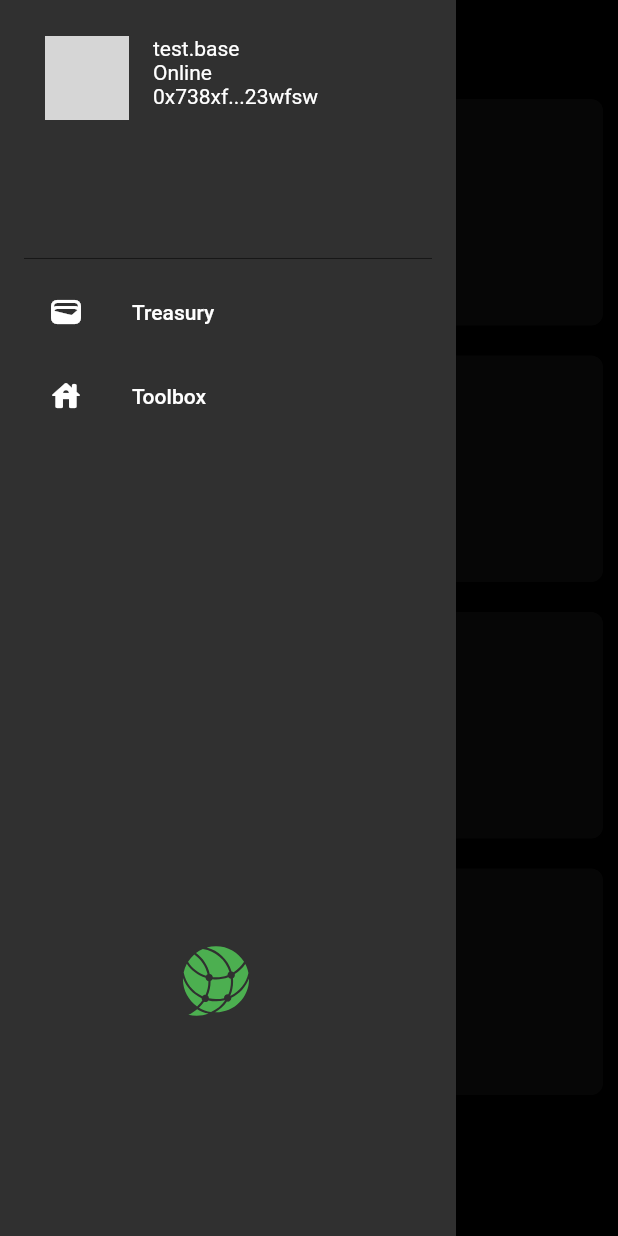
After one commit to Base-Technology/Base-mobile, a Flutter app: the DaoMain screen opened directly, with the side drawer open, on a phone screen of 412 x 824 dp. The commit adds this screen. Run offline on Flutter 3.47's test engine with Material 2 defaults, Android fonts, the phone set to English and light mode, and no system bars; our stand-ins replace flutter_svg, font_awesome_flutter, persistent_bottom_nav_bar_v2, qr_flutter; missing offline and left inert: clipboard, flutter_barcode_scanner, k_chart, sticky_grouped_list; network calls fail; Roboto replaces fonts that are missing (Karla); grey boxes are pictures that could not be loaded.

Commit message:
feat: DAO page with card, treasury to be added

```diff
--- a/lib/Chat/chat_page.dart
+++ b/lib/Chat/chat_page.dart
@@ -60,7 +60,7 @@
         backgroundColor: themeProvider.isDarkMode ? Colors.black : Colors.white,
         actions: <Widget>[
           Builder(builder: (context) =>IconButton(
-              icon: new Icon(Icons.search),
+              icon: Icon(Icons.search),
               tooltip: 'Add Alarm',
               onPressed: () {
                 Scaffold.of(context).openDrawer();
--- /dev/null
+++ b/lib/DAO/daomain.dart
@@ -0,0 +1,44 @@
+import 'package:acy_ipay/DAO/model/dao_card.dart';
+import 'package:acy_ipay/DAO/model/dao_drawer.dart';
+import 'package:acy_ipay/Homepage/NavigationDrawer.dart';
+
+import '../widget/CustomText.dart';
+import 'package:flutter/material.dart';
+import 'package:provider/provider.dart';
+import '../theme_provider.dart';
+
+class DaoMain extends StatelessWidget {
+  const DaoMain({Key? key}) : super(key: key);
+
+  @override
+  Widget build(BuildContext context) {
+    final themeProvider = Provider.of<ThemeProvider>(context);
+    return Scaffold(
+      drawer: const DaoDrawer(),
+      backgroundColor: themeProvider.isDarkMode ? Colors.black : Colors.white,
+      appBar: AppBar(
+        leading: Builder(
+          builder: (BuildContext context) {
+            return IconButton(
+              icon: const Icon(Icons.arrow_back),
+              onPressed: () { Navigator.pop(context); },
+
+            );
+          },
+        ),
+        backgroundColor: themeProvider.isDarkMode ? Colors.black : Colors.white,
+        title: CustomText("Discover DAO"),
+      ),
+      body: SingleChildScrollView(
+        child: Column(
+          children: [
+            DaoCard(),
+            DaoCard(),
+            DaoCard(),
+            DaoCard(),
+          ],
+        )
+      )
+    );
+  }
+}
--- /dev/null
+++ b/lib/DAO/model/dao_card.dart
@@ -0,0 +1,66 @@
+import 'package:acy_ipay/widget/CustomText.dart';
+import 'package:flutter/material.dart';
+
+class DaoCard extends StatelessWidget {
+  const DaoCard({Key? key}) : super(key: key);
+
+  @override
+  Widget build(BuildContext context) {
+    return Container(
+      decoration: BoxDecoration(
+        color: Color(0xFF0E0E0E),
+        borderRadius: BorderRadius.circular(8)
+      ),
+      padding: const EdgeInsets.all(18),
+      margin: const EdgeInsets.all(10),
+      child: Column(
+        children: [
+          Row(
+            children: [
+              CircleAvatar(
+                backgroundColor: Colors.white,
+              ),
+              SizedBox(width: 15),
+              CustomText(
+                "MetaCartel Ventures",
+                fontSize: 18,
+                fontWeight: FontWeight.w400,
+              )
+            ],
+          ),
+          SizedBox(height: 8),
+          Row(
+            children: [
+            CustomText("\$9,032,305.41", fontSize: 16, fontWeight: FontWeight.w400,),
+          ],),
+          SizedBox(height: 5),
+          Row(
+            children: [
+              CustomText("74 Members", textColor: Color(0xFFE38522), fontSize: 14,),
+              SizedBox(width: 10),
+              CustomText(" | ", textColor: Color(0xFFE38522), fontSize: 14,),
+              SizedBox(width: 10),
+              CustomText("2 Tokens", textColor: Color(0xFFE38522), fontSize: 14,)
+            ],
+          ),
+          SizedBox(height: 5),
+          Row(
+            children: [
+              Container(
+                decoration: BoxDecoration(
+                  border: Border.all(color: Color(0xFFE38522))
+                ),
+                child: Padding(
+                  padding: const EdgeInsets.all(3.0),
+                  child: CustomText("VENTURES", textColor: Color(0xFFE38522), fontSize: 12,),
+                )
+              ),
+              SizedBox(width: 10),
+              CustomText("MAINNET", textColor: Color(0xFFE38522), fontSize: 12,)
+            ],
+          ),
+        ],
+      ),
+    );
+  }
+}
--- /dev/null
+++ b/lib/DAO/model/dao_drawer.dart
@@ -0,0 +1,84 @@
+import 'package:acy_ipay/Chat/chat_main.dart';
+import 'package:acy_ipay/DAO/daomain.dart';
+import 'package:acy_ipay/Homepage/main_page.dart';
+import 'package:acy_ipay/Settings/settings_main.dart';
+import 'package:flutter/material.dart';
+import 'package:persistent_bottom_nav_bar_v2/persistent-tab-view.dart';
+
+class DaoDrawer extends StatelessWidget {
+  const DaoDrawer({Key? key}) : super(key: key);
+
+  @override
+  Widget build(BuildContext context) {
+    Widget buildHeader(BuildContext context) => Material(
+      // color: Colors.blue.shade700,
+      child: Container(
+        height: MediaQuery.of(context).size.height * 0.18,
+        padding: EdgeInsets.only(
+            left: 30,
+            top: 24 + MediaQuery.of(context).padding.top
+        ),
+        child: Row(
+          crossAxisAlignment: CrossAxisAlignment.start,
+          children: [
+            CircleAvatar(
+              radius: 28,
+              backgroundImage: NetworkImage("https://gimg2.baidu.com/image_search/src=http%3A%2F%2Fc-ssl.duitang.com%2Fuploads%2Fblog%2F202101%2F23%2F20210123215342_3bbf3.thumb.1000_0.jpeg&refer=http%3A%2F%2Fc-ssl.duitang.com&app=2002&size=f9999,10000&q=a80&n=0&g=0n&fmt=auto?sec=1664798010&t=148a45e866dc6295ba32f7b6c99c9634"),
+            ),
+            SizedBox(width: 16),
+            Column(
+                crossAxisAlignment: CrossAxisAlignment.start,
+                children: [
+                  Text('test.base'),
+                  Text('Online'),
+                  Text('0x738xf...23wfsw')
+                ]
+            ),
+          ],
+        ),
+      ),
+    );
+
+    Widget buildMenuItems(BuildContext context) => Container(
+      padding: EdgeInsets.all(16),
+      child: Wrap(
+        children: [
+          const Divider(color: Colors.black54),
+          ListTile(
+            leading: Icon(Icons.wallet_rounded),
+            title: Text('Treasury'),
+            onTap: () {
+              pushNewScreenWithRouteSettings(
+                context,
+                settings: RouteSettings(name: '/home'),
+                screen: HomePage(),
+              );
+              // Navigator.pop(context);
+              // Navigator.of(context).push(MaterialPageRoute(builder: (context) => const HomePage()));
+            },
+          ),
+          ListTile(
+            leading: Icon(Icons.house_rounded),
+            title: Text('Toolbox'),
+            onTap: () {
+              Navigator.pop(context);
+              Navigator.of(context).push(MaterialPageRoute(builder: (context) => const DaoMain()));
+            },
+          ),
+        ],
+      ),
+    );
+
+    return Drawer(
+        child: SingleChildScrollView(
+          child: Column(
+            crossAxisAlignment: CrossAxisAlignment.stretch,
+            children: <Widget>[
+              buildHeader(context),
+              buildMenuItems(context),
+            ],
+          ),
+        )
+    );
+  }
+}
--- /dev/null
+++ b/lib/DAO/treasury.dart
@@ -0,0 +1,12 @@
+import 'package:flutter/material.dart';
+
+class DaoTreasury extends StatelessWidget {
+  const DaoTreasury({Key? key}) : super(key: key);
+
+  @override
+  Widget build(BuildContext context) {
+    return Container(
+       child: Text("Here")
+    );
+  }
+}
--- a/lib/Homepage/NavigationDrawer.dart
+++ b/lib/Homepage/NavigationDrawer.dart
@@ -1,4 +1,5 @@
 import 'package:acy_ipay/Chat/chat_main.dart';
+import 'package:acy_ipay/DAO/daomain.dart';
 import 'package:acy_ipay/Homepage/main_page.dart';
 import 'package:acy_ipay/Settings/settings_main.dart';
 import 'package:flutter/cupertino.dart';
@@ -60,10 +61,10 @@
             ),
             ListTile(
               leading: Icon(Icons.house_rounded),
-              title: Text('Discover'),
+              title: Text('DAO'),
               onTap: () {
                 Navigator.pop(context);
-                Navigator.of(context).push(MaterialPageRoute(builder: (context) => const ChatMain()));
+                Navigator.of(context).push(MaterialPageRoute(builder: (context) => const DaoMain()));
               },
             ),
             ListTile(
--- a/lib/Settings/display_box.dart
+++ b/lib/Settings/display_box.dart
@@ -58,8 +58,7 @@
               activeColor: Color(0xFFFFC000),
               inactiveThumbColor: Color(0xE682939D),
               onChanged: (value) {
-                final provider =
-                    Provider.of<ThemeProvider>(context, listen: false);
+                final provider = Provider.of<ThemeProvider>(context, listen: false);
                 provider.toggleTheme(value);
               },
             ),
--- a/lib/Settings/settings_main.dart
+++ b/lib/Settings/settings_main.dart
@@ -294,7 +294,7 @@
       backgroundColor: themeProvider.isDarkMode ? Colors.black : Colors.white,
       appBar: AppBar(
         iconTheme: IconThemeData(color: Color(0xFF1EA838)),
-        title: Text('Settings',  style: TextStyle(color: Colors.black)),
+        title: CustomText('Settings'),
         backgroundColor: themeProvider.isDarkMode ? Colors.black : Colors.white,
       ),
       drawer: const NavigationDrawer(),
--- a/lib/theme_provider.dart
+++ b/lib/theme_provider.dart
@@ -1,13 +1,12 @@
 import 'package:flutter/material.dart';
 
 class ThemeProvider extends ChangeNotifier {
-  ThemeMode themeMode = ThemeMode.system;
+  ThemeMode themeMode = ThemeMode.dark;
   bool get isDarkMode {
     if (themeMode == ThemeMode.system) {
       return WidgetsBinding.instance.window.platformBrightness ==
           Brightness.dark;
     }
-
     return themeMode == ThemeMode.dark;
   }
 
```
